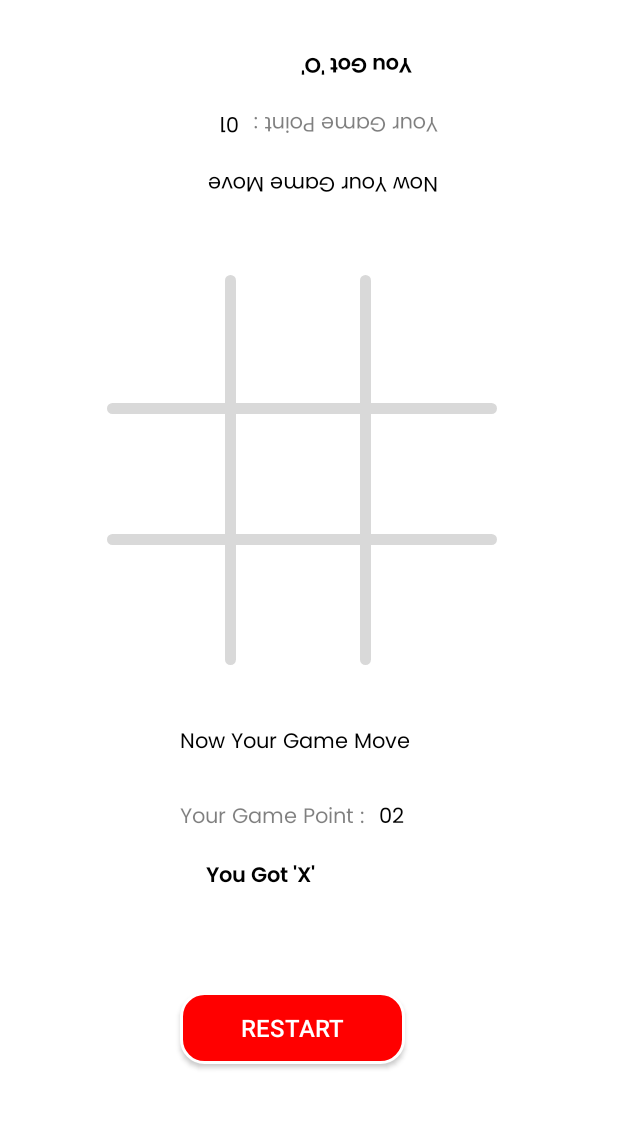
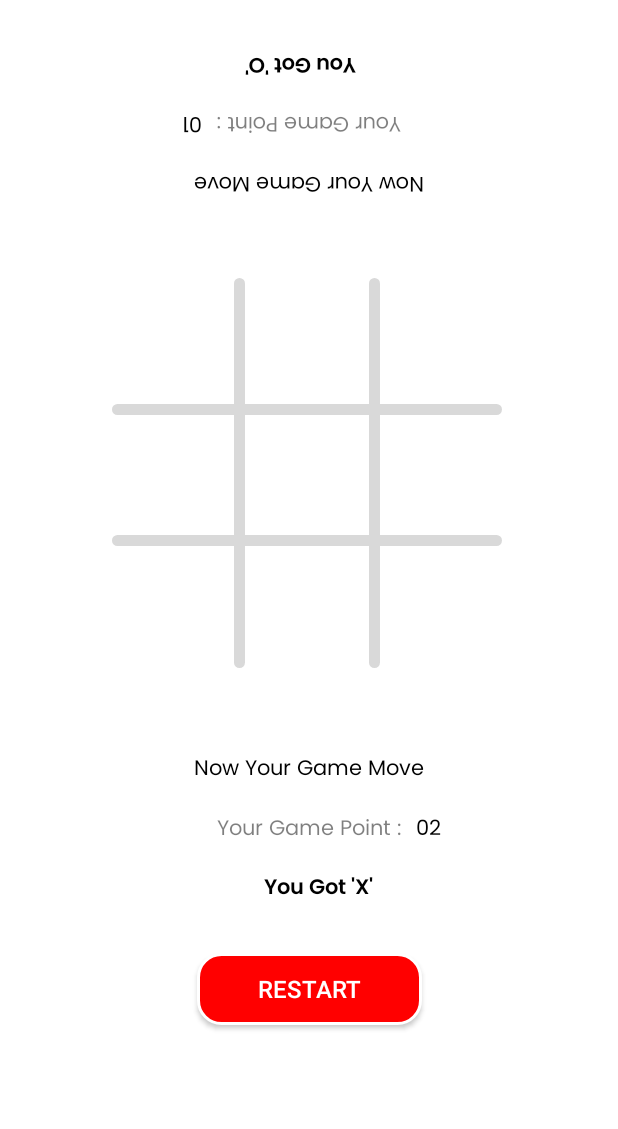
Before and after one commit to joymridha2004/TicTacToe_Java_Application, an Android app: the layout activity_game.xml on its own in the app's theme, with its tools: preview values and no code run, on a phone screen of 412 x 824 dp, the part 61-1190 px from its top. Run offline under Robolectric (Android 15) with nearby library versions, the phone set to English and light mode, and no system bars.

Commit message:
Responsive Application Ui Completed

```diff
--- a/app/src/main/res/layout/activity_game.xml
+++ b/app/src/main/res/layout/activity_game.xml
@@ -1,10 +1,15 @@
 <?xml version="1.0" encoding="utf-8"?>
-<androidx.constraintlayout.widget.ConstraintLayout xmlns:android="http://schemas.android.com/apk/res/android"
+<ScrollView xmlns:android="http://schemas.android.com/apk/res/android"
     xmlns:app="http://schemas.android.com/apk/res-auto"
     xmlns:tools="http://schemas.android.com/tools"
     android:layout_width="match_parent"
     android:layout_height="match_parent"
     tools:context=".Game_Activity">
+
+    <androidx.constraintlayout.widget.ConstraintLayout
+        android:layout_width="match_parent"
+        android:layout_height="match_parent">
+
 
         <androidx.appcompat.widget.Toolbar
             android:id="@+id/Game_Activity_Toolbar"
@@ -50,7 +55,6 @@
             android:layout_width="wrap_content"
             android:layout_height="40dp"
             android:layout_marginTop="60dp"
-        android:layout_marginEnd="125dp"
             android:fontFamily="@font/poppins_semibold"
             android:paddingStart="12dp"
             android:paddingTop="5dp"
@@ -59,6 +63,7 @@
             android:textColor="@color/black"
             android:textSize="14sp"
             app:layout_constraintEnd_toEndOf="parent"
+            app:layout_constraintStart_toStartOf="parent"
             app:layout_constraintTop_toTopOf="parent"
             tools:ignore="MissingConstraints" />
 
@@ -67,13 +72,13 @@
             android:layout_width="wrap_content"
             android:layout_height="wrap_content"
             android:layout_marginTop="10dp"
-        android:layout_marginEnd="120dp"
             android:fontFamily="@font/poppins"
             android:rotation="180"
             android:text="@string/your_game_point"
             android:textColor="@color/black_50"
             android:textSize="14sp"
             app:layout_constraintEnd_toEndOf="parent"
+            app:layout_constraintStart_toStartOf="parent"
             app:layout_constraintTop_toBottomOf="@+id/Player2nd_Got_TV"
             tools:ignore="MissingConstraints" />
 
@@ -82,59 +87,14 @@
             android:layout_width="wrap_content"
             android:layout_height="wrap_content"
             android:layout_marginTop="40dp"
-        android:layout_marginEnd="120dp"
             android:fontFamily="@font/poppins"
             android:rotation="180"
             android:text="Now Your Game Move"
             android:textColor="@color/black"
             android:textSize="14sp"
             app:layout_constraintEnd_toEndOf="parent"
+            app:layout_constraintStart_toStartOf="parent"
             app:layout_constraintTop_toTopOf="@+id/Game_Activity_2nd_Player_Text_View"
-        tools:ignore="MissingConstraints" />
-
-
-    <View
-        android:id="@+id/Bar_1"
-        android:layout_width="260dp"
-        android:layout_height="7dp"
-        android:layout_marginStart="71dp"
-        android:layout_marginTop="135dp"
-        android:background="@drawable/view_bar_shape"
-        app:layout_constraintStart_toStartOf="parent"
-        app:layout_constraintTop_toBottomOf="@+id/Game_Activity_2nd_Player_Move_Status_Text_View"
-        tools:ignore="MissingConstraints" />
-
-    <View
-        android:id="@+id/Bar_2"
-        android:layout_width="260dp"
-        android:layout_height="7dp"
-        android:layout_marginStart="71dp"
-        android:layout_marginTop="80dp"
-        android:background="@drawable/view_bar_shape"
-        app:layout_constraintStart_toStartOf="parent"
-        app:layout_constraintTop_toBottomOf="@+id/Bar_1"
-        tools:ignore="MissingConstraints" />
-
-    <View
-        android:id="@+id/Bar_3"
-        android:layout_width="7dp"
-        android:layout_height="260dp"
-        android:layout_marginStart="90dp"
-        android:layout_marginTop="50dp"
-        android:background="@drawable/view_bar_shape"
-        app:layout_constraintStart_toStartOf="@+id/Bar_4"
-        app:layout_constraintTop_toBottomOf="@+id/Game_Activity_2nd_Player_Move_Status_Text_View"
-        tools:ignore="MissingConstraints" />
-
-    <View
-        android:id="@+id/Bar_4"
-        android:layout_width="7dp"
-        android:layout_height="260dp"
-        android:layout_marginStart="150dp"
-        android:layout_marginTop="50dp"
-        android:background="@drawable/view_bar_shape"
-        app:layout_constraintStart_toStartOf="parent"
-        app:layout_constraintTop_toBottomOf="@+id/Game_Activity_2nd_Player_Move_Status_Text_View"
             tools:ignore="MissingConstraints" />
 
 
@@ -142,26 +102,26 @@
             android:id="@+id/Game_Activity_1st_Player_Move_Status_Text_View"
             android:layout_width="wrap_content"
             android:layout_height="wrap_content"
-        android:layout_marginStart="120dp"
-        android:layout_marginTop="40dp"
+            android:layout_marginTop="50dp"
             android:fontFamily="@font/poppins"
             android:text="Now Your Game Move"
             android:textColor="@color/black"
             android:textSize="14sp"
+            app:layout_constraintEnd_toEndOf="parent"
             app:layout_constraintStart_toStartOf="parent"
-        app:layout_constraintTop_toBottomOf="@+id/Bar_4"
+            app:layout_constraintTop_toBottomOf="@+id/Game_Place_Layout"
             tools:ignore="MissingConstraints" />
 
         <TextView
             android:id="@+id/Game_Activity_1st_Player_Text_View"
             android:layout_width="wrap_content"
             android:layout_height="wrap_content"
-        android:layout_marginStart="120dp"
-        android:layout_marginTop="50dp"
+            android:layout_marginTop="40dp"
             android:fontFamily="@font/poppins"
             android:text="@string/your_game_point"
             android:textColor="@color/black_50"
             android:textSize="14sp"
+            app:layout_constraintEnd_toEndOf="parent"
             app:layout_constraintStart_toStartOf="parent"
             app:layout_constraintTop_toTopOf="@+id/Game_Activity_1st_Player_Move_Status_Text_View"
             tools:ignore="MissingConstraints" />
@@ -171,7 +131,7 @@
             android:layout_width="wrap_content"
             android:layout_height="wrap_content"
             android:layout_marginStart="10dp"
-        android:layout_marginTop="50dp"
+            android:layout_marginTop="40dp"
             android:fontFamily="@font/poppins"
             android:text="02"
             android:textColor="@color/black"
@@ -184,73 +144,123 @@
             android:id="@+id/Game_Activity_Restart_Button"
             android:layout_width="150dp"
             android:layout_height="wrap_content"
-        android:layout_marginStart="120dp"
             android:layout_marginTop="20dp"
-        android:layout_marginBottom="40dp"
+            android:layout_marginBottom="30dp"
             android:background="@drawable/restart_button_shape"
             android:elevation="20dp"
             android:text="@string/restart"
             android:textColor="@color/white"
             android:textSize="16sp"
             app:layout_constraintBottom_toBottomOf="parent"
+            app:layout_constraintEnd_toEndOf="parent"
             app:layout_constraintStart_toStartOf="parent"
             app:layout_constraintTop_toBottomOf="@+id/Player1st_Got_TV" />
 
 
+        <androidx.constraintlayout.widget.ConstraintLayout
+            android:id="@+id/Game_Place_Layout"
+            android:layout_width="wrap_content"
+            android:layout_height="wrap_content"
+            android:layout_marginTop="50dp"
+            app:layout_constraintBottom_toTopOf="@+id/Game_Activity_1st_Player_Move_Status_Text_View"
+            app:layout_constraintEnd_toEndOf="parent"
+            app:layout_constraintStart_toStartOf="parent"
+            app:layout_constraintTop_toBottomOf="@+id/Game_Activity_2nd_Player_Move_Status_Text_View"
+            tools:ignore="MissingConstraints">
+
+            <View
+                android:id="@+id/Bar_1"
+                android:layout_width="260dp"
+                android:layout_height="7dp"
+                android:layout_marginStart="4dp"
+                android:layout_marginTop="86dp"
+                android:background="@drawable/view_bar_shape"
+                app:layout_constraintStart_toStartOf="parent"
+                app:layout_constraintTop_toTopOf="parent"
+                tools:ignore="MissingConstraints" />
+
+            <View
+                android:id="@+id/Bar_2"
+                android:layout_width="260dp"
+                android:layout_height="7dp"
+                android:layout_marginStart="4dp"
+                android:layout_marginTop="80dp"
+                android:background="@drawable/view_bar_shape"
+                app:layout_constraintStart_toStartOf="parent"
+                app:layout_constraintTop_toBottomOf="@+id/Bar_1"
+                tools:ignore="MissingConstraints" />
+
+            <View
+                android:id="@+id/Bar_3"
+                android:layout_width="7dp"
+                android:layout_height="260dp"
+                android:layout_marginStart="90dp"
+                android:layout_marginTop="2dp"
+                android:background="@drawable/view_bar_shape"
+                app:layout_constraintStart_toStartOf="@+id/Bar_4"
+                app:layout_constraintTop_toTopOf="parent"
+                tools:ignore="MissingConstraints" />
+
+            <View
+                android:id="@+id/Bar_4"
+                android:layout_width="7dp"
+                android:layout_height="260dp"
+                android:layout_marginStart="85dp"
+                android:layout_marginTop="2dp"
+                android:background="@drawable/view_bar_shape"
+                app:layout_constraintStart_toStartOf="parent"
+                app:layout_constraintTop_toTopOf="parent"
+                tools:ignore="MissingConstraints" />
+
             <androidx.appcompat.widget.AppCompatButton
-        android:onClick="check"
                 android:id="@+id/Game_Activity_1no_Button"
                 android:layout_width="85dp"
                 android:layout_height="85dp"
-        android:layout_marginStart="64dp"
-        android:layout_marginTop="48dp"
                 android:background="@color/transparent"
                 android:fontFamily="@font/poppins"
+                android:onClick="check"
                 android:textColor="@color/black"
                 android:textSize="64sp"
                 app:layout_constraintStart_toStartOf="parent"
-        app:layout_constraintTop_toBottomOf="@+id/Game_Activity_2nd_Player_Move_Status_Text_View"
+                app:layout_constraintTop_toTopOf="parent"
                 tools:ignore="MissingConstraints" />
 
             <androidx.appcompat.widget.AppCompatButton
-        android:onClick="check"
                 android:id="@+id/Game_Activity_2no_Button"
                 android:layout_width="79dp"
                 android:layout_height="85dp"
                 android:layout_marginStart="10dp"
-        android:layout_marginTop="48dp"
                 android:background="@color/transparent"
                 android:fontFamily="@font/poppins"
+                android:onClick="check"
                 android:textColor="@color/black"
                 android:textSize="64sp"
                 app:layout_constraintStart_toEndOf="@+id/Game_Activity_1no_Button"
-        app:layout_constraintTop_toBottomOf="@+id/Game_Activity_2nd_Player_Move_Status_Text_View"
+                app:layout_constraintTop_toTopOf="parent"
                 tools:ignore="MissingConstraints" />
 
             <androidx.appcompat.widget.AppCompatButton
-        android:onClick="check"
                 android:id="@+id/Game_Activity_3no_Button"
                 android:layout_width="85dp"
                 android:layout_height="85dp"
                 android:layout_marginStart="11dp"
-        android:layout_marginTop="48dp"
                 android:background="@color/transparent"
                 android:fontFamily="@font/poppins"
+                android:onClick="check"
                 android:textColor="@color/black"
                 android:textSize="64sp"
                 app:layout_constraintStart_toEndOf="@+id/Game_Activity_2no_Button"
-        app:layout_constraintTop_toBottomOf="@+id/Game_Activity_2nd_Player_Move_Status_Text_View"
+                app:layout_constraintTop_toTopOf="parent"
                 tools:ignore="MissingConstraints" />
 
             <androidx.appcompat.widget.AppCompatButton
-        android:onClick="check"
                 android:id="@+id/Game_Activity_4no_Button"
                 android:layout_width="85dp"
                 android:layout_height="76dp"
-        android:layout_marginStart="64dp"
                 android:layout_marginTop="10dp"
                 android:background="@color/transparent"
                 android:fontFamily="@font/poppins"
+                android:onClick="check"
                 android:textColor="@color/black"
                 android:textSize="64sp"
                 app:layout_constraintStart_toStartOf="parent"
@@ -258,7 +268,6 @@
                 tools:ignore="MissingConstraints" />
 
             <androidx.appcompat.widget.AppCompatButton
-        android:onClick="check"
                 android:id="@+id/Game_Activity_5no_Button"
                 android:layout_width="79dp"
                 android:layout_height="76dp"
@@ -266,6 +275,7 @@
                 android:layout_marginTop="10dp"
                 android:background="@color/transparent"
                 android:fontFamily="@font/poppins"
+                android:onClick="check"
                 android:textColor="@color/black"
                 android:textSize="64sp"
                 app:layout_constraintStart_toEndOf="@+id/Game_Activity_4no_Button"
@@ -273,7 +283,6 @@
                 tools:ignore="MissingConstraints" />
 
             <androidx.appcompat.widget.AppCompatButton
-        android:onClick="check"
                 android:id="@+id/Game_Activity_6no_Button"
                 android:layout_width="85dp"
                 android:layout_height="76dp"
@@ -281,6 +290,7 @@
                 android:layout_marginTop="10dp"
                 android:background="@color/transparent"
                 android:fontFamily="@font/poppins"
+                android:onClick="check"
                 android:textColor="@color/black"
                 android:textSize="64sp"
                 app:layout_constraintStart_toEndOf="@+id/Game_Activity_5no_Button"
@@ -288,14 +298,13 @@
                 tools:ignore="MissingConstraints" />
 
             <androidx.appcompat.widget.AppCompatButton
-        android:onClick="check"
                 android:id="@+id/Game_Activity_7no_Button"
                 android:layout_width="85dp"
                 android:layout_height="85dp"
-        android:layout_marginStart="64dp"
                 android:layout_marginTop="11dp"
                 android:background="@color/transparent"
                 android:fontFamily="@font/poppins"
+                android:onClick="check"
                 android:textColor="@color/black"
                 android:textSize="64sp"
                 app:layout_constraintStart_toStartOf="parent"
@@ -303,7 +312,6 @@
                 tools:ignore="MissingConstraints" />
 
             <androidx.appcompat.widget.AppCompatButton
-        android:onClick="check"
                 android:id="@+id/Game_Activity_8no_Button"
                 android:layout_width="79dp"
                 android:layout_height="85dp"
@@ -311,6 +319,7 @@
                 android:layout_marginTop="11dp"
                 android:background="@color/transparent"
                 android:fontFamily="@font/poppins"
+                android:onClick="check"
                 android:textColor="@color/black"
                 android:textSize="64sp"
                 app:layout_constraintStart_toEndOf="@+id/Game_Activity_7no_Button"
@@ -318,7 +327,6 @@
                 tools:ignore="MissingConstraints" />
 
             <androidx.appcompat.widget.AppCompatButton
-        android:onClick="check"
                 android:id="@+id/Game_Activity_9no_Button"
                 android:layout_width="85dp"
                 android:layout_height="85dp"
@@ -326,17 +334,18 @@
                 android:layout_marginTop="11dp"
                 android:background="@color/transparent"
                 android:fontFamily="@font/poppins"
+                android:onClick="check"
                 android:textColor="@color/black"
                 android:textSize="64sp"
                 app:layout_constraintStart_toEndOf="@+id/Game_Activity_8no_Button"
                 app:layout_constraintTop_toBottomOf="@+id/Game_Activity_5no_Button"
                 tools:ignore="MissingConstraints" />
+        </androidx.constraintlayout.widget.ConstraintLayout>
 
         <TextView
             android:id="@+id/Player1st_Got_TV"
             android:layout_width="wrap_content"
             android:layout_height="40dp"
-        android:layout_marginStart="125dp"
             android:layout_marginTop="10dp"
             android:fontFamily="@font/poppins_semibold"
             android:paddingStart="12dp"
@@ -344,9 +353,11 @@
             android:text="You Got 'X'"
             android:textColor="@color/black"
             android:textSize="14sp"
+            app:layout_constraintEnd_toEndOf="parent"
             app:layout_constraintStart_toStartOf="parent"
             app:layout_constraintTop_toBottomOf="@+id/Game_Activity_1st_Player_Text_View"
             tools:ignore="MissingConstraints" />
 
+    </androidx.constraintlayout.widget.ConstraintLayout>
 
-</androidx.constraintlayout.widget.ConstraintLayout>
+</ScrollView>
--- a/app/src/main/res/layout/activity_main.xml
+++ b/app/src/main/res/layout/activity_main.xml
@@ -27,30 +27,31 @@
             android:id="@+id/Main_Activity_Players_Details_TV"
             android:layout_width="wrap_content"
             android:layout_height="wrap_content"
-            android:layout_marginStart="135dp"
-            android:layout_marginTop="120dp"
+            android:layout_marginTop="110dp"
             android:fontFamily="@font/poppins"
             android:text="@string/players_details"
             android:textColor="@color/black"
             android:textSize="18sp"
+            app:layout_constraintEnd_toEndOf="parent"
             app:layout_constraintStart_toStartOf="parent"
-            app:layout_constraintTop_toTopOf="@id/Main_Activity_Version_TV"
+            app:layout_constraintTop_toBottomOf="@id/Main_Activity_Version_TV"
             tools:ignore="MissingConstraints" />
 
         <EditText
             android:id="@+id/Main_Activity_1st_Player_Name_Edit_Text"
             android:layout_width="290dp"
             android:layout_height="40dp"
-            android:inputType="text"
-            android:maxLines="1"
-            android:maxLength="20"
-            android:layout_marginStart="55dp"
             android:layout_marginTop="40dp"
             android:background="@drawable/edit_text_border_shape"
             android:hint="@string/enter_1st_player_name"
+
+            android:inputType="text"
+            android:maxLength="20"
+            android:maxLines="1"
             android:paddingStart="20dp"
             android:paddingTop="5dp"
             android:paddingBottom="5dp"
+            app:layout_constraintEnd_toEndOf="parent"
             app:layout_constraintStart_toStartOf="parent"
             app:layout_constraintTop_toBottomOf="@+id/Main_Activity_Players_Details_TV"
             tools:ignore="MissingConstraints" />
@@ -59,16 +60,16 @@
             android:id="@+id/Main_Activity_2nd_Player_Name_Edit_Text"
             android:layout_width="290dp"
             android:layout_height="40dp"
-            android:inputType="text"
-            android:maxLines="1"
-            android:maxLength="20"
-            android:layout_marginStart="55dp"
             android:layout_marginTop="40dp"
             android:background="@drawable/edit_text_border_shape"
             android:hint="@string/enter_2nd_player_name"
+            android:inputType="text"
+            android:maxLength="20"
+            android:maxLines="1"
             android:paddingStart="20dp"
             android:paddingTop="5dp"
             android:paddingBottom="5dp"
+            app:layout_constraintEnd_toEndOf="parent"
             app:layout_constraintStart_toStartOf="parent"
             app:layout_constraintTop_toBottomOf="@+id/Main_Activity_1st_Player_Name_Edit_Text"
             tools:ignore="MissingConstraints" />
@@ -77,32 +78,31 @@
             android:id="@+id/Main_Smile_Image_View"
             android:layout_width="100dp"
             android:layout_height="100dp"
+            android:layout_marginTop="80dp"
             android:background="@drawable/smile"
-            tools:ignore="MissingConstraints"
+            app:layout_constraintEnd_toEndOf="parent"
             app:layout_constraintStart_toStartOf="parent"
             app:layout_constraintTop_toBottomOf="@+id/Main_Activity_2nd_Player_Name_Edit_Text"
-            android:layout_marginTop="80dp"
-            android:layout_marginStart="140dp"/>
+            tools:ignore="MissingConstraints" />
 
         <TextView
             android:id="@+id/Main_Activity_HaveGoodDay_TV"
             android:layout_width="wrap_content"
             android:layout_height="wrap_content"
-            tools:ignore="MissingConstraints"
+            android:layout_marginTop="20dp"
+            android:fontFamily="@font/poppins_semibold"
             android:text="@string/have_a_good_day_friends"
             android:textColor="@color/black"
             android:textSize="18sp"
-            android:fontFamily="@font/poppins_semibold"
+            app:layout_constraintEnd_toEndOf="parent"
+            app:layout_constraintStart_toStartOf="parent"
             app:layout_constraintTop_toBottomOf="@+id/Main_Smile_Image_View"
-            app:layout_constraintStart_toStartOf="parent"
-            android:layout_marginStart="85dp"
-            android:layout_marginTop="20dp"/>
+            tools:ignore="MissingConstraints" />
 
         <androidx.appcompat.widget.AppCompatButton
             android:id="@+id/Main_Activity_Start_Game_Button"
             android:layout_width="150dp"
             android:layout_height="wrap_content"
-            android:layout_marginStart="118dp"
             android:layout_marginTop="80dp"
             android:layout_marginBottom="80dp"
             android:background="@drawable/start_button_shape"
@@ -111,6 +111,7 @@
             android:textColor="@color/white"
             android:textSize="16sp"
             app:layout_constraintBottom_toBottomOf="parent"
+            app:layout_constraintEnd_toEndOf="parent"
             app:layout_constraintStart_toStartOf="parent"
             app:layout_constraintTop_toBottomOf="@id/Main_Smile_Image_View"
             tools:ignore="MissingConstraints" />
--- a/app/src/main/res/layout/activity_splash.xml
+++ b/app/src/main/res/layout/activity_splash.xml
@@ -5,6 +5,7 @@
     android:layout_width="match_parent"
     android:layout_height="match_parent"
     tools:context=".Splash_Activity">
+
     <ImageView
         android:id="@+id/Splash_Logo"
         android:layout_width="100dp"
--- a/app/src/main/res/layout/quit_dialog_box.xml
+++ b/app/src/main/res/layout/quit_dialog_box.xml
@@ -1,9 +1,9 @@
 <?xml version="1.0" encoding="utf-8"?>
 <androidx.constraintlayout.widget.ConstraintLayout xmlns:android="http://schemas.android.com/apk/res/android"
+    xmlns:app="http://schemas.android.com/apk/res-auto"
+    xmlns:tools="http://schemas.android.com/tools"
     android:layout_width="match_parent"
-    android:layout_height="match_parent"
-    xmlns:app="http://schemas.android.com/apk/res-auto"
-    xmlns:tools="http://schemas.android.com/tools">
+    android:layout_height="match_parent">
 
     <ImageButton
         android:id="@+id/Quit_Close_IV"
@@ -78,8 +78,6 @@
         tools:ignore="MissingConstraints" />
 
 
-
-
     <androidx.appcompat.widget.AppCompatButton
         android:id="@+id/Quit_Button"
         android:layout_width="180dp"
```
Lines whose indentation alone changed are shown as unchanged.
